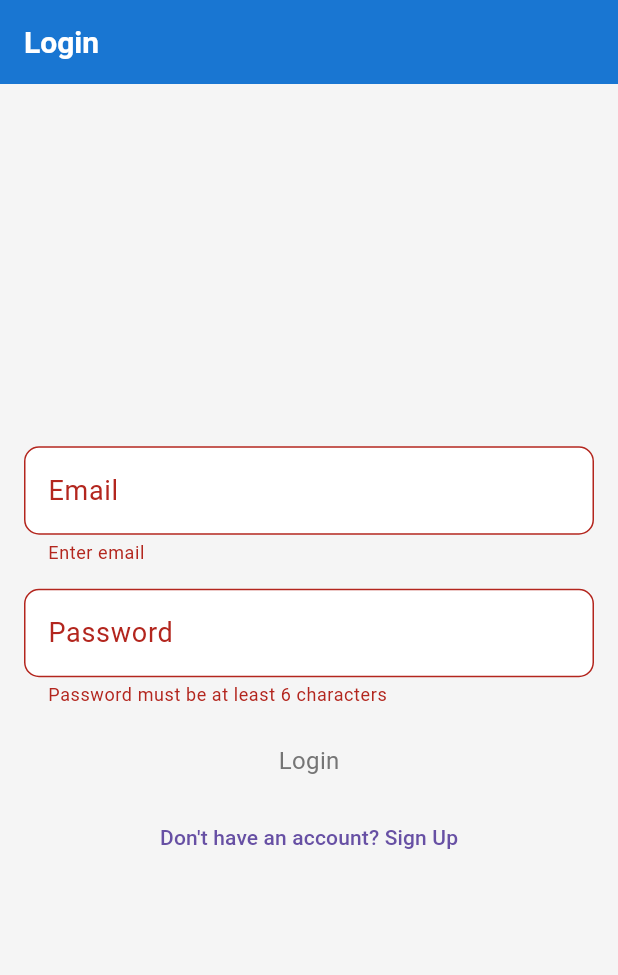
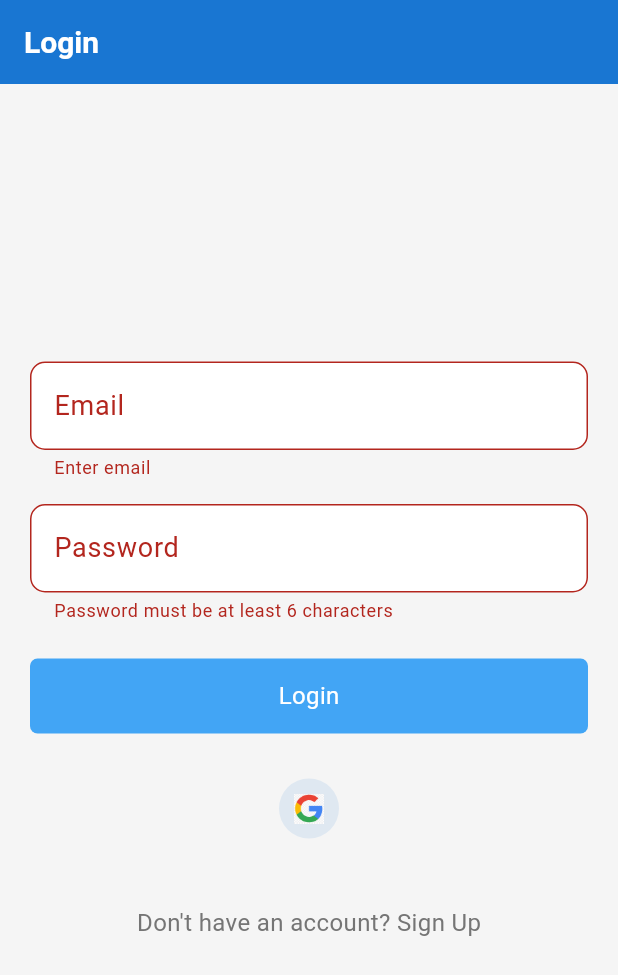
Before and after one commit to Dheeraj998/noteapp_xgen, a Flutter app: the screen it shows after launch, after a tap on "Login", on a phone screen of 412 x 824 dp. Shown: the top 975 px of the screen. Run offline on Flutter 3.47's test engine with Material 3 defaults, Android fonts, the phone set to English and light mode, and no system bars; our stand-ins replace cloud_firestore, firebase_auth, firebase_core, shared_preferences; accounts and stored records are empty.

Commit message:
google signin doing

```diff
--- a/lib/features/auth/view/login_screen.dart
+++ b/lib/features/auth/view/login_screen.dart
@@ -1,8 +1,13 @@
+// ignore_for_file: use_build_context_synchronously
+
+import 'package:firebase_auth/firebase_auth.dart';
 import 'package:flutter/material.dart';
+import 'package:notes_app_xgen/core/utils/app_colors.dart';
 import 'package:notes_app_xgen/core/utils/app_routes.dart';
 import 'package:notes_app_xgen/core/utils/custom_log.dart';
 import 'package:notes_app_xgen/features/auth/provider/auth_provider.dart';
 import 'package:notes_app_xgen/widgets/custom_button.dart';
+import 'package:notes_app_xgen/widgets/custom_text.dart';
 import 'package:notes_app_xgen/widgets/custom_textfield.dart';
 import 'package:provider/provider.dart';
 
@@ -23,7 +28,7 @@ class _LoginScreenState extends State<LoginScreen> {
     return Scaffold(
       appBar: AppBar(title: const Text('Login')),
       body: Padding(
-        padding: const EdgeInsets.all(16.0),
+        padding: const EdgeInsets.all(20.0),
         child: Form(
           key: _formKey,
           child: Column(
@@ -44,38 +49,31 @@ class _LoginScreenState extends State<LoginScreen> {
                 labelText: 'Password',
                 obscureText: true,
                 validator: (value) {
-                  if (value == null || value.length < 6)
+                  if (value == null || value.length < 6) {
                     return 'Password must be at least 6 characters';
+                  }
                   return null;
                 },
               ),
               const SizedBox(height: 24),
-              // CustomButton(
-              //         text: 'Login',
-              //         onPressed: () async {
-              //           if (_formKey.currentState!.validate()) {
-              //             bool success = await authProvider.signIn(
-              //                 emailController.text, passwordController.text);
-              //             if (success) {
-              //               Navigator.pushReplacementNamed(
-              //                   context, AppRoutes.notes);
-              //             } else {
-              //               ScaffoldMessenger.of(context).showSnackBar(
-              //                   const SnackBar(content: Text('Login Failed')));
-              //             }
-              //           }
-              //         },
-              //       ),
               Consumer<AuthProviderr>(builder: (context, auth, _) {
                 return CommonButton(
+                    onLoading: auth.isLoading,
+                    buttonHeight: 50,
+                    borderRadius: 5,
+                    buttonWidth: double.maxFinite,
+                    buttonColor: AppColors.secondary,
+                    buttonStyle: const TextStyle(color: AppColors.white),
                     onTap: () async {
                       if (_formKey.currentState!.validate()) {
+                        FocusScope.of(context).unfocus();
                         bool success = await auth.signIn(
                             emailController.text, passwordController.text);
                         if (success) {
-                          customLog("cllaed");
                           Navigator.pushReplacementNamed(
                               context, AppRoutes.notes);
+                          ScaffoldMessenger.of(context).showSnackBar(
+                              const SnackBar(content: Text('Welcome back')));
                         } else {
                           ScaffoldMessenger.of(context).showSnackBar(
                               const SnackBar(content: Text('Login Failed')));
@@ -84,10 +82,53 @@ class _LoginScreenState extends State<LoginScreen> {
                     },
                     buttonText: "Login");
               }),
+              const SizedBox(height: 30),
+
+              // Google Sign-In Button
+              Consumer<AuthProviderr>(builder: (context, auth, _) {
+                return CircleAvatar(
+                  backgroundColor: AppColors.primary.withOpacity(.1),
+                  child: Image.asset(
+                    'assets/images/google.png', // Ensure you have a Google icon in assets
+                    height: 20,
+                  ),
+                );
+                // ElevatedButton.icon(
+                //   style: ElevatedButton.styleFrom(
+                //     backgroundColor: AppColors.white,
+                //     // padding:
+                //     //     const EdgeInsets.symmetric(vertical: 4, horizontal: 4),
+                //     shape: RoundedRectangleBorder(
+                //       borderRadius: BorderRadius.circular(100),
+                //     ),
+                //     elevation: 2,
+                //   ),
+                //   onPressed: () async {
+                //     // bool success = await auth.signInWithGoogle();
+                //     // if (success) {
+                //     //   Navigator.pushReplacementNamed(context, AppRoutes.notes);
+                //     //   ScaffoldMessenger.of(context).showSnackBar(
+                //     //     const SnackBar(content: Text('Google Sign-In Success')),
+                //     //   );
+                //     // } else {
+                //     //   ScaffoldMessenger.of(context).showSnackBar(
+                //     //     const SnackBar(content: Text('Google Sign-In Failed')),
+                //     //   );
+                //     // }
+                //   },
+                //   icon: ,
+                //   label: const Text(
+                //     "",
+                //     style: TextStyle(color: Colors.black),
+                //   ),
+                // );
+              }),
+              const SizedBox(height: 16),
               const SizedBox(height: 16),
               TextButton(
                 onPressed: () => Navigator.pushNamed(context, AppRoutes.signup),
-                child: const Text('Don\'t have an account? Sign Up'),
+                child:
+                    const CommonText(text: 'Don\'t have an account? Sign Up'),
               ),
             ],
           ),
--- a/pubspec.yaml
+++ b/pubspec.yaml
@@ -42,6 +42,7 @@ dependencies:
   uuid: ^4.5.1
   intl: ^0.20.2
   shared_preferences: ^2.5.2
+  # google_sign_in: ^6.2.2
 
 dev_dependencies:
   flutter_test:
@@ -67,8 +68,8 @@ flutter:
   uses-material-design: true
 
   # To add assets to your application, add an assets section, like this:
-  # assets:
-  #   - images/a_dot_burr.jpeg
+  assets:
+    - assets/images/
   #   - images/a_dot_ham.jpeg
 
   # An image asset can refer to one or more resolution-specific "variants", see
```
Also changed, not shown: lib/features/auth/provider/auth_provider.dart (+33 -0 lines), lib/features/auth/view/signup_screen.dart (+30 -25 lines), lib/features/notes/view/notes_screen.dart (+11 -1 lines), assets/images/google.png (added), 21 other files.
